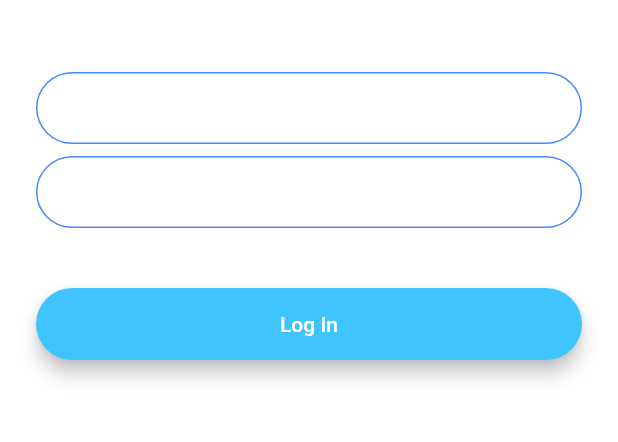
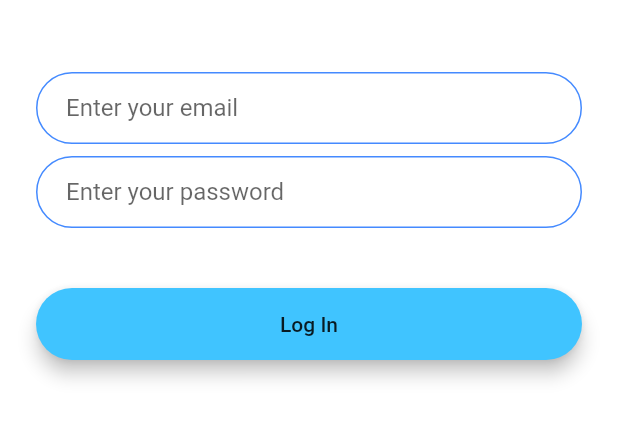
Before and after one commit to Ayushd70/flashchat, a Flutter app: the screen it shows after launch, after a tap on "Log In", on a phone screen of 412 x 824 dp, the part 576-1018 px from its top. Run offline on Flutter 3.47's test engine with Material 2 defaults, Android fonts, the phone set to English and light mode, and no system bars; our stand-ins replace animated_text_kit.

Commit message:
flashchat: main: remove theme property to fix textHint
*dark theme conflicts with the hint text

Signed-off-by: Ayush Dubey <ayushdubey70@gmail.com>

```diff
--- a/lib/main.dart
+++ b/lib/main.dart
@@ -10,11 +10,6 @@ class FlashChat extends StatelessWidget {
   @override
   Widget build(BuildContext context) {
     return MaterialApp(
-      theme: ThemeData.dark().copyWith(
-        textTheme: TextTheme(
-          bodyText2: TextStyle(color: Colors.black54),
-        ),
-      ),
       initialRoute: WelcomeScreen.id,
       routes: {
         WelcomeScreen.id: (context) => WelcomeScreen(),
```
